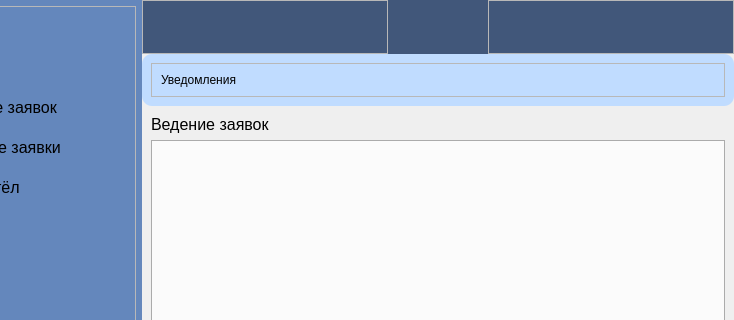
This is ui_taskmanager.ui in ShiragG/TaskManager as Qt 5 draws it before an edit; both pictures show x 206 to 940 and y 0 to 320 of the 940 by 450 pixel window. The edited form follows.
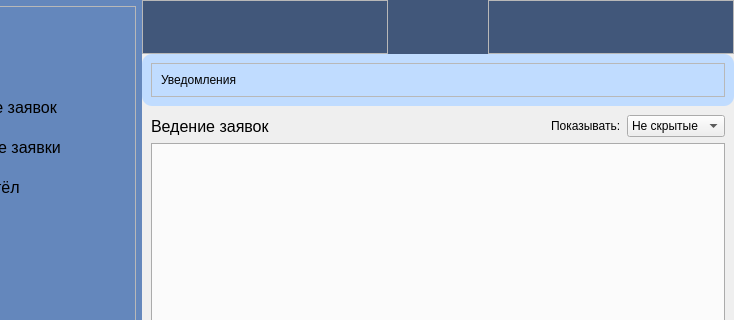
This is the edited form. Icons and pictures are not drawn.

Diff of the .ui file:
```diff
--- a/ui_taskmanager.ui
+++ b/ui_taskmanager.ui
@@ -796,6 +796,8 @@
             <widget class="QWidget" name="taskManagerPage">
              <layout class="QVBoxLayout" name="verticalLayout_11">
               <item>
+               <layout class="QHBoxLayout" name="horizontalLayout_7">
+                <item>
                <widget class="QLabel" name="label_4">
                 <property name="font">
                  <font>
@@ -806,6 +808,51 @@
                  <string>Ведение заявок</string>
                 </property>
                </widget>
+                </item>
+                <item>
+                 <spacer name="horizontalSpacer_2">
+                  <property name="orientation">
+                   <enum>Qt::Horizontal</enum>
+                  </property>
+                  <property name="sizeHint" stdset="0">
+                   <size>
+                    <width>40</width>
+                    <height>20</height>
+                   </size>
+                  </property>
+                 </spacer>
+                </item>
+                <item>
+                 <layout class="QHBoxLayout" name="horizontalLayout_6">
+                  <item>
+                   <widget class="QLabel" name="label_9">
+                    <property name="text">
+                     <string>Показывать:</string>
+                    </property>
+                   </widget>
+                  </item>
+                  <item>
+                   <widget class="QComboBox" name="task_status">
+                    <item>
+                     <property name="text">
+                      <string>Не скрытые</string>
+                     </property>
+                    </item>
+                    <item>
+                     <property name="text">
+                      <string>Скрытые</string>
+                     </property>
+                    </item>
+                    <item>
+                     <property name="text">
+                      <string>Все</string>
+                     </property>
+                    </item>
+                   </widget>
+                  </item>
+                 </layout>
+                </item>
+               </layout>
               </item>
               <item>
                <widget class="QTabWidget" name="taskManagerTab">
```
Lines whose indentation alone changed are shown as unchanged.
